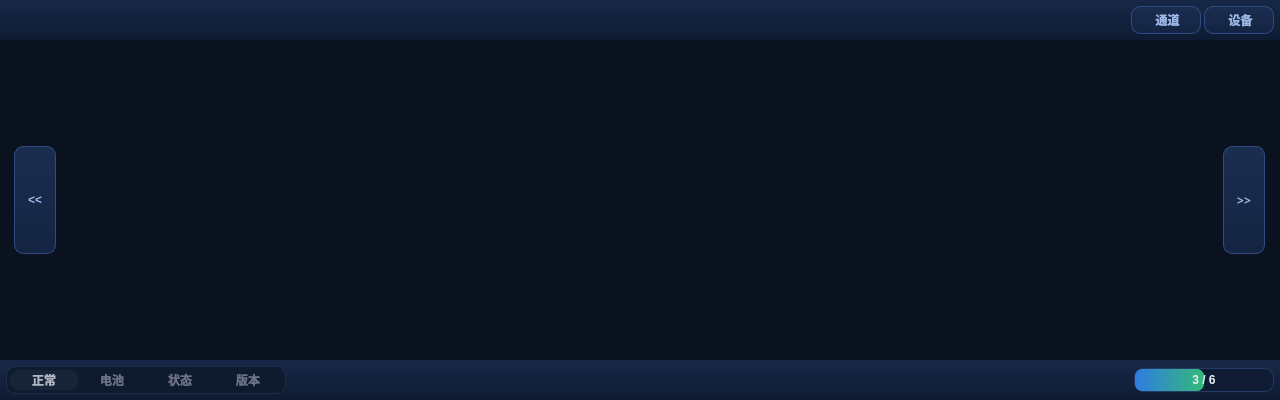
Old version of the form widgets/interaction/channelpage.ui in the repository housir-debug/Leacesy_M3506.
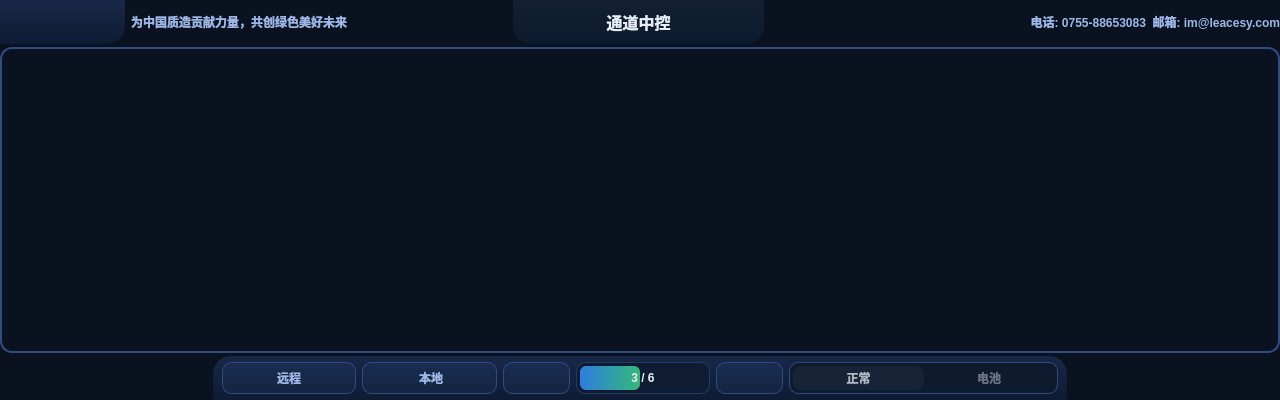
New version of the form. Icons and pictures are not drawn.

Commit message: fix:升级通道卡片和通道页面UI,升级设置通道页面和设备设置页面

Diff of the .ui file:
```diff
--- a/widgets/interaction/channelpage.ui
+++ b/widgets/interaction/channelpage.ui
@@ -43,8 +43,37 @@
   <property name="styleSheet">
    <string notr="true">*{
 	font-family: &quot;WenQuanYi Micro Hei&quot;;
-	background-color: #0A1220;
 	border: none;
+}#channelpage {
+	background-color: #0A1220;
+}
+
+#channelpage #logosub_label,
+#channelpage #phone_label,
+#channelpage #email_label{
+	background: transparent;
+	font-size: 12px;
+	font-weight: bold;
+	color: #9CB8E8;
+}#channelpage #logo_label{
+	background: qlineargradient(x1:0,y1:0,x2:0,y2:1,stop:0 #172847,stop:1 #0E1B33);
+	border-bottom-right-radius: 18px;
+}#channelpage #page_label{
+	background: qlineargradient(x1:0,y1:0,x2:0,y2:1,stop:0 #122032,stop:1 #0C1A2E);
+	font-weight: bold;
+	font-size: 16px;
+	color: #E6EDF7;
+	border-bottom-left-radius: 18px;
+    border-bottom-right-radius: 18px;
+}#channelpage #botnaviga_frame{
+	background: qlineargradient(x1:0,y1:0,x2:0,y2:1,stop:0 #172847,stop:1 #0E1B33);
+	border-top-left-radius: 18px;
+    border-top-right-radius: 18px;
+}
+
+#channelpage #ch_stackedWidget{
+	border: 1.8px solid #304b82;
+	border-radius: 12px;
 }
 
 #channelpage QProgressBar {
@@ -54,58 +83,44 @@
     font-weight: bold;
 	font-size: 12px;
 	color: #E6EDF7;
-}
-#channelpage QProgressBar::chunk {
+}#channelpage QProgressBar::chunk {
     background: qlineargradient(x1:0, y1:0, x2:1, y2:0,stop:0 #2f7de0, stop:1 #34b979);
-	border-radius: 7px;
+	border-radius: 6px;
+	margin: 2.7px;
 }
 
 #channelpage QPushButton{
     background: qlineargradient(x1:0, y1:0, x2:0, y2:1,stop:0 #1A2D50, stop:1 #142442);
-    border: 1px solid #304b82;
+    border: 1.2px solid #304b82;
     border-radius: 9px;
     font-weight: bold;
 	font-size: 12px;
 	color: #9CB8E8;
-}
-#channelpage QPushButton:checked{
+}#channelpage QPushButton:checked{
     background: qlineargradient(x1:0, y1:0, x2:0, y2:1,stop:0 #243c69, stop:1 #1c325b);
     border-color: #4269ad;
     color: #E6EDF7;
-}
-#channelpage QPushButton:pressed{
+}#channelpage QPushButton:pressed{
     background: #195c3c;
     border-color: #37b677;
     color: #ffffff;
-}
-#channelpage QPushButton:disabled{
+}#channelpage QPushButton:disabled{
     background: #111928;
     border: 1px solid #202b40;
     color: #445470;
 }
 
-#channelpage #topnaviga_frame,
-#channelpage #botnaviga_frame{
-	background: qlineargradient(x1:0,y1:0,x2:0,y2:1,stop:0 #172847,stop:1 #0E1B33);
-}
-#channelpage #logo_label{
-	background: transparent;
-}
-
 #channelpage #mode_frame{
 	background-color: #0E1A2E;
-	border: 1px solid #1E2E4A;
+	border: 1.2px solid #304b82;
 	border-radius: 9px;
-}
-#channelpage #mode_frame QPushButton {
+}#channelpage #mode_frame QPushButton {
 	background-color: transparent; 
     border: none;
-    border-radius: 9px;  
     font-weight: bold;
 	font-size: 12px;
 	color: #6A7288; 
-}
-#channelpage #mode_frame QPushButton:checked{
+}#channelpage #mode_frame QPushButton:checked{
     background-color: rgba(255, 255, 255, 0.04);
 	color: #B0B8C5;
 }</string>
@@ -113,7 +128,7 @@
   <property name="locale">
    <locale language="Chinese" country="China"/>
   </property>
-  <layout class="QGridLayout" name="gridLayout" rowstretch="1,8,1" columnstretch="1,16,1">
+  <layout class="QGridLayout" name="gridLayout" rowstretch="2,14,2" columnstretch="1,4,1">
    <property name="leftMargin">
     <number>0</number>
    </property>
@@ -126,9 +141,12 @@
    <property name="bottomMargin">
     <number>0</number>
    </property>
-   <property name="spacing">
+   <property name="horizontalSpacing">
     <number>0</number>
    </property>
+   <property name="verticalSpacing">
+    <number>3</number>
+   </property>
    <item row="0" column="0" colspan="3">
     <widget class="QFrame" name="topnaviga_frame">
      <property name="font">
@@ -154,21 +172,21 @@
      <property name="lineWidth">
       <number>0</number>
      </property>
-     <layout class="QHBoxLayout" name="horizontalLayout" stretch="1,15,1,1">
+     <layout class="QHBoxLayout" name="horizontalLayout" stretch="2,6,4,6,2">
       <property name="spacing">
-       <number>3</number>
+       <number>6</number>
       </property>
       <property name="leftMargin">
-       <number>6</number>
+       <number>0</number>
       </property>
       <property name="topMargin">
-       <number>6</number>
+       <number>0</number>
       </property>
       <property name="rightMargin">
-       <number>6</number>
+       <number>0</number>
       </property>
       <property name="bottomMargin">
-       <number>6</number>
+       <number>0</number>
       </property>
       <item>
        <widget class="QLabel" name="logo_label">
@@ -180,8 +198,8 @@
         </property>
         <property name="maximumSize">
          <size>
-          <width>133</width>
-          <height>32</height>
+          <width>128</width>
+          <height>44</height>
          </size>
         </property>
         <property name="font">
@@ -211,55 +229,161 @@
          <bool>true</bool>
         </property>
         <property name="alignment">
+         <set>Qt::AlignLeading|Qt::AlignLeft|Qt::AlignTop</set>
+        </property>
+        <property name="wordWrap">
+         <bool>false</bool>
+        </property>
+        <property name="margin">
+         <number>3</number>
+        </property>
+       </widget>
+      </item>
+      <item>
+       <widget class="QLabel" name="logosub_label">
+        <property name="cursor">
+         <cursorShape>BlankCursor</cursorShape>
+        </property>
+        <property name="contextMenuPolicy">
+         <enum>Qt::NoContextMenu</enum>
+        </property>
+        <property name="lineWidth">
+         <number>0</number>
+        </property>
+        <property name="text">
+         <string>为中国质造贡献力量，共创绿色美好未来</string>
+        </property>
+       </widget>
+      </item>
+      <item>
+       <widget class="QLabel" name="page_label">
+        <property name="cursor">
+         <cursorShape>BlankCursor</cursorShape>
+        </property>
+        <property name="contextMenuPolicy">
+         <enum>Qt::NoContextMenu</enum>
+        </property>
+        <property name="styleSheet">
+         <string notr="true"/>
+        </property>
+        <property name="lineWidth">
+         <number>0</number>
+        </property>
+        <property name="text">
+         <string>通道中控</string>
+        </property>
+        <property name="alignment">
          <set>Qt::AlignCenter</set>
         </property>
        </widget>
       </item>
       <item>
-       <spacer name="horizontalSpacer">
-        <property name="orientation">
-         <enum>Qt::Horizontal</enum>
+       <widget class="QLabel" name="phone_label">
+        <property name="cursor">
+         <cursorShape>BlankCursor</cursorShape>
         </property>
-        <property name="sizeHint" stdset="0">
-         <size>
-          <width>1061</width>
-          <height>20</height>
-         </size>
+        <property name="contextMenuPolicy">
+         <enum>Qt::NoContextMenu</enum>
         </property>
-       </spacer>
+        <property name="text">
+         <string>电话: 0755-88653083</string>
+        </property>
+        <property name="alignment">
+         <set>Qt::AlignRight|Qt::AlignTrailing|Qt::AlignVCenter</set>
+        </property>
+       </widget>
       </item>
       <item>
-       <widget class="QPushButton" name="setCh_pushButton">
-        <property name="sizePolicy">
-         <sizepolicy hsizetype="Preferred" vsizetype="Preferred">
-          <horstretch>0</horstretch>
-          <verstretch>0</verstretch>
-         </sizepolicy>
-        </property>
+       <widget class="QLabel" name="email_label">
         <property name="cursor">
          <cursorShape>BlankCursor</cursorShape>
         </property>
-        <property name="focusPolicy">
-         <enum>Qt::NoFocus</enum>
-        </property>
         <property name="contextMenuPolicy">
          <enum>Qt::NoContextMenu</enum>
         </property>
+        <property name="lineWidth">
+         <number>0</number>
+        </property>
         <property name="text">
-         <string> 通道</string>
+         <string>邮箱: im@leacesy.com</string>
         </property>
-        <property name="icon">
-         <iconset resource="../../resources/master.qrc">
-          <normaloff>:/web/icon/setsliders.png</normaloff>:/web/icon/setsliders.png</iconset>
-        </property>
-        <property name="iconSize">
-         <size>
-          <width>16</width>
-          <height>16</height>
-         </size>
+        <property name="alignment">
+         <set>Qt::AlignRight|Qt::AlignTrailing|Qt::AlignVCenter</set>
         </property>
        </widget>
       </item>
+     </layout>
+    </widget>
+   </item>
+   <item row="1" column="0" colspan="3">
+    <widget class="QStackedWidget" name="ch_stackedWidget">
+     <property name="font">
+      <font>
+       <family>WenQuanYi Micro Hei</family>
+      </font>
+     </property>
+     <property name="cursor">
+      <cursorShape>BlankCursor</cursorShape>
+     </property>
+     <property name="contextMenuPolicy">
+      <enum>Qt::NoContextMenu</enum>
+     </property>
+     <property name="lineWidth">
+      <number>0</number>
+     </property>
+    </widget>
+   </item>
+   <item row="2" column="0">
+    <spacer name="horizontalSpacer">
+     <property name="orientation">
+      <enum>Qt::Horizontal</enum>
+     </property>
+     <property name="sizeHint" stdset="0">
+      <size>
+       <width>208</width>
+       <height>20</height>
+      </size>
+     </property>
+    </spacer>
+   </item>
+   <item row="2" column="1">
+    <widget class="QFrame" name="botnaviga_frame">
+     <property name="font">
+      <font>
+       <family>WenQuanYi Micro Hei</family>
+      </font>
+     </property>
+     <property name="cursor">
+      <cursorShape>BlankCursor</cursorShape>
+     </property>
+     <property name="contextMenuPolicy">
+      <enum>Qt::NoContextMenu</enum>
+     </property>
+     <property name="styleSheet">
+      <string notr="true"/>
+     </property>
+     <property name="frameShape">
+      <enum>QFrame::NoFrame</enum>
+     </property>
+     <property name="frameShadow">
+      <enum>QFrame::Plain</enum>
+     </property>
+     <property name="lineWidth">
+      <number>0</number>
+     </property>
+     <layout class="QHBoxLayout" name="horizontalLayout_2" stretch="2,2,1,2,1,4">
+      <property name="leftMargin">
+       <number>9</number>
+      </property>
+      <property name="topMargin">
+       <number>6</number>
+      </property>
+      <property name="rightMargin">
+       <number>9</number>
+      </property>
+      <property name="bottomMargin">
+       <number>6</number>
+      </property>
       <item>
        <widget class="QPushButton" name="setDe_pushButton">
         <property name="sizePolicy">
@@ -295,7 +419,7 @@
          <string notr="true"/>
         </property>
         <property name="text">
-         <string> 设备</string>
+         <string>远程</string>
         </property>
         <property name="icon">
          <iconset resource="../../resources/master.qrc">
@@ -309,38 +433,38 @@
         </property>
        </widget>
       </item>
-     </layout>
-    </widget>
-   </item>
-   <item row="1" column="0">
-    <widget class="QFrame" name="left_frame">
-     <property name="font">
-      <font>
-       <family>WenQuanYi Micro Hei</family>
-      </font>
-     </property>
-     <property name="cursor">
-      <cursorShape>BlankCursor</cursorShape>
-     </property>
-     <property name="contextMenuPolicy">
-      <enum>Qt::NoContextMenu</enum>
-     </property>
-     <property name="layoutDirection">
-      <enum>Qt::LeftToRight</enum>
-     </property>
-     <property name="styleSheet">
-      <string notr="true"/>
-     </property>
-     <property name="frameShape">
-      <enum>QFrame::NoFrame</enum>
-     </property>
-     <property name="frameShadow">
-      <enum>QFrame::Plain</enum>
-     </property>
-     <property name="lineWidth">
-      <number>0</number>
-     </property>
-     <layout class="QHBoxLayout" name="horizontalLayout_2">
+      <item>
+       <widget class="QPushButton" name="setCh_pushButton">
+        <property name="sizePolicy">
+         <sizepolicy hsizetype="Preferred" vsizetype="Preferred">
+          <horstretch>0</horstretch>
+          <verstretch>0</verstretch>
+         </sizepolicy>
+        </property>
+        <property name="cursor">
+         <cursorShape>BlankCursor</cursorShape>
+        </property>
+        <property name="focusPolicy">
+         <enum>Qt::NoFocus</enum>
+        </property>
+        <property name="contextMenuPolicy">
+         <enum>Qt::NoContextMenu</enum>
+        </property>
+        <property name="text">
+         <string> 本地</string>
+        </property>
+        <property name="icon">
+         <iconset resource="../../resources/master.qrc">
+          <normaloff>:/web/icon/setsliders.png</normaloff>:/web/icon/setsliders.png</iconset>
+        </property>
+        <property name="iconSize">
+         <size>
+          <width>16</width>
+          <height>16</height>
+         </size>
+        </property>
+       </widget>
+      </item>
       <item>
        <widget class="QPushButton" name="pre_pushButton">
         <property name="enabled">
@@ -354,14 +478,14 @@
         </property>
         <property name="minimumSize">
          <size>
-          <width>42</width>
-          <height>80</height>
+          <width>0</width>
+          <height>0</height>
          </size>
         </property>
         <property name="maximumSize">
          <size>
-          <width>36</width>
-          <height>108</height>
+          <width>16777215</width>
+          <height>16777215</height>
          </size>
         </property>
         <property name="cursor">
@@ -374,45 +498,57 @@
          <enum>Qt::NoContextMenu</enum>
         </property>
         <property name="layoutDirection">
-         <enum>Qt::LeftToRight</enum>
+         <enum>Qt::RightToLeft</enum>
         </property>
         <property name="styleSheet">
          <string notr="true"/>
         </property>
         <property name="text">
-         <string>&lt;&lt;</string>
+         <string/>
+        </property>
+        <property name="icon">
+         <iconset resource="../../resources/master.qrc">
+          <normaloff>:/web/icon/left.png</normaloff>:/web/icon/left.png</iconset>
         </property>
         <property name="flat">
          <bool>false</bool>
         </property>
        </widget>
       </item>
-     </layout>
-    </widget>
-   </item>
-   <item row="1" column="2">
-    <widget class="QFrame" name="right_frame">
-     <property name="font">
-      <font>
-       <family>WenQuanYi Micro Hei</family>
-      </font>
-     </property>
-     <property name="cursor">
-      <cursorShape>BlankCursor</cursorShape>
-     </property>
-     <property name="contextMenuPolicy">
-      <enum>Qt::NoContextMenu</enum>
-     </property>
-     <property name="frameShape">
-      <enum>QFrame::NoFrame</enum>
-     </property>
-     <property name="frameShadow">
-      <enum>QFrame::Plain</enum>
-     </property>
-     <property name="lineWidth">
-      <number>0</number>
-     </property>
-     <layout class="QHBoxLayout" name="horizontalLayout_3">
+      <item>
+       <widget class="QProgressBar" name="progressBar">
+        <property name="sizePolicy">
+         <sizepolicy hsizetype="Preferred" vsizetype="Preferred">
+          <horstretch>0</horstretch>
+          <verstretch>0</verstretch>
+         </sizepolicy>
+        </property>
+        <property name="cursor">
+         <cursorShape>BlankCursor</cursorShape>
+        </property>
+        <property name="contextMenuPolicy">
+         <enum>Qt::NoContextMenu</enum>
+        </property>
+        <property name="styleSheet">
+         <string notr="true"/>
+        </property>
+        <property name="maximum">
+         <number>6</number>
+        </property>
+        <property name="value">
+         <number>3</number>
+        </property>
+        <property name="alignment">
+         <set>Qt::AlignCenter</set>
+        </property>
+        <property name="textVisible">
+         <bool>true</bool>
+        </property>
+        <property name="format">
+         <string>%v / %m</string>
+        </property>
+       </widget>
+      </item>
       <item>
        <widget class="QPushButton" name="next_pushButton">
         <property name="sizePolicy">
@@ -423,14 +559,14 @@
         </property>
         <property name="minimumSize">
          <size>
-          <width>42</width>
-          <height>80</height>
+          <width>0</width>
+          <height>0</height>
          </size>
         </property>
         <property name="maximumSize">
          <size>
-          <width>36</width>
-          <height>108</height>
+          <width>16777215</width>
+          <height>16777215</height>
          </size>
         </property>
         <property name="font">
@@ -454,72 +590,14 @@
          <string notr="true"/>
         </property>
         <property name="text">
-         <string>&gt;&gt;</string>
+         <string/>
+        </property>
+        <property name="icon">
+         <iconset resource="../../resources/master.qrc">
+          <normaloff>:/web/icon/right.png</normaloff>:/web/icon/right.png</iconset>
         </property>
        </widget>
       </item>
-     </layout>
-    </widget>
-   </item>
-   <item row="1" column="1">
-    <widget class="QStackedWidget" name="ch_stackedWidget">
-     <property name="font">
-      <font>
-       <family>WenQuanYi Micro Hei</family>
-      </font>
-     </property>
-     <property name="cursor">
-      <cursorShape>BlankCursor</cursorShape>
-     </property>
-     <property name="contextMenuPolicy">
-      <enum>Qt::NoContextMenu</enum>
-     </property>
-     <property name="lineWidth">
-      <number>0</number>
-     </property>
-    </widget>
-   </item>
-   <item row="2" column="0" colspan="3">
-    <widget class="QFrame" name="botnaviga_frame">
-     <property name="font">
-      <font>
-       <family>WenQuanYi Micro Hei</family>
-      </font>
-     </property>
-     <property name="cursor">
-      <cursorShape>BlankCursor</cursorShape>
-     </property>
-     <property name="contextMenuPolicy">
-      <enum>Qt::NoContextMenu</enum>
-     </property>
-     <property name="styleSheet">
-      <string notr="true"/>
-     </property>
-     <property name="frameShape">
-      <enum>QFrame::NoFrame</enum>
-     </property>
-     <property name="frameShadow">
-      <enum>QFrame::Plain</enum>
-     </property>
-     <property name="lineWidth">
-      <number>0</number>
-     </property>
-     <layout class="QHBoxLayout" name="horizontalLayout_4" stretch="2,6,1">
-      <property name="spacing">
-       <number>6</number>
-      </property>
-      <property name="leftMargin">
-       <number>6</number>
-      </property>
-      <property name="topMargin">
-       <number>6</number>
-      </property>
-      <property name="rightMargin">
-       <number>6</number>
-      </property>
-      <property name="bottomMargin">
-       <number>6</number>
-      </property>
       <item>
        <widget class="QFrame" name="mode_frame">
         <property name="cursor">
@@ -537,7 +615,7 @@
         <property name="lineWidth">
          <number>0</number>
         </property>
-        <layout class="QHBoxLayout" name="horizontalLayout_5" stretch="1,1,1,1">
+        <layout class="QHBoxLayout" name="horizontalLayout_5" stretch="1,1">
          <property name="spacing">
           <number>0</number>
          </property>
@@ -606,8 +684,8 @@
            </property>
            <property name="iconSize">
             <size>
-             <width>18</width>
-             <height>18</height>
+             <width>16</width>
+             <height>16</height>
             </size>
            </property>
            <property name="checkable">
@@ -621,112 +699,25 @@
            </attribute>
           </widget>
          </item>
-         <item>
-          <widget class="QPushButton" name="stat_pushButton">
-           <property name="sizePolicy">
-            <sizepolicy hsizetype="Preferred" vsizetype="Preferred">
-             <horstretch>0</horstretch>
-             <verstretch>0</verstretch>
-            </sizepolicy>
-           </property>
-           <property name="cursor">
-            <cursorShape>BlankCursor</cursorShape>
-           </property>
-           <property name="focusPolicy">
-            <enum>Qt::NoFocus</enum>
-           </property>
-           <property name="contextMenuPolicy">
-            <enum>Qt::NoContextMenu</enum>
-           </property>
-           <property name="text">
-            <string>状态</string>
-           </property>
-           <property name="checkable">
-            <bool>true</bool>
-           </property>
-           <property name="checked">
-            <bool>false</bool>
-           </property>
-           <attribute name="buttonGroup">
-            <string notr="true">buttonGroup</string>
-           </attribute>
-          </widget>
-         </item>
-         <item>
-          <widget class="QPushButton" name="ver_pushButton">
-           <property name="sizePolicy">
-            <sizepolicy hsizetype="Preferred" vsizetype="Preferred">
-             <horstretch>0</horstretch>
-             <verstretch>0</verstretch>
-            </sizepolicy>
-           </property>
-           <property name="cursor">
-            <cursorShape>BlankCursor</cursorShape>
-           </property>
-           <property name="focusPolicy">
-            <enum>Qt::NoFocus</enum>
-           </property>
-           <property name="contextMenuPolicy">
-            <enum>Qt::NoContextMenu</enum>
-           </property>
-           <property name="text">
-            <string>版本</string>
-           </property>
-           <property name="checkable">
-            <bool>true</bool>
-           </property>
-           <property name="checked">
-            <bool>false</bool>
-           </property>
-           <attribute name="buttonGroup">
-            <string notr="true">buttonGroup</string>
-           </attribute>
-          </widget>
-         </item>
         </layout>
        </widget>
       </item>
-      <item>
-       <spacer name="horizontalSpacer_2">
-        <property name="orientation">
-         <enum>Qt::Horizontal</enum>
-        </property>
-        <property name="sizeHint" stdset="0">
-         <size>
-          <width>875</width>
-          <height>20</height>
-         </size>
-        </property>
-       </spacer>
-      </item>
-      <item>
-       <widget class="QProgressBar" name="progressBar">
-        <property name="cursor">
-         <cursorShape>BlankCursor</cursorShape>
-        </property>
-        <property name="contextMenuPolicy">
-         <enum>Qt::NoContextMenu</enum>
-        </property>
-        <property name="styleSheet">
-         <string notr="true"/>
-        </property>
-        <property name="maximum">
-         <number>6</number>
-        </property>
-        <property name="value">
-         <number>3</number>
-        </property>
-        <property name="alignment">
-         <set>Qt::AlignCenter</set>
-        </property>
-        <property name="format">
-         <string>%v / %m</string>
-        </property>
-       </widget>
-      </item>
      </layout>
     </widget>
    </item>
+   <item row="2" column="2">
+    <spacer name="horizontalSpacer_2">
+     <property name="orientation">
+      <enum>Qt::Horizontal</enum>
+     </property>
+     <property name="sizeHint" stdset="0">
+      <size>
+       <width>208</width>
+       <height>20</height>
+      </size>
+     </property>
+    </spacer>
+   </item>
   </layout>
  </widget>
  <resources>
```
The commit also changes 16 other files.
